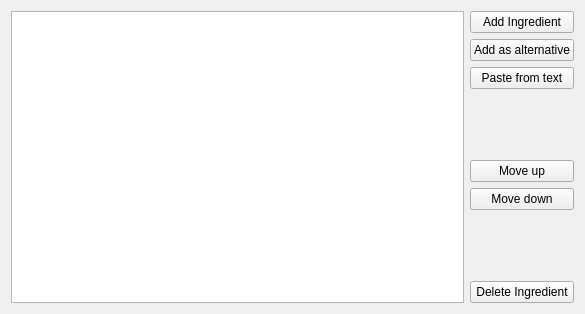
Before: the Qt Designer form src/dialogs/recipeinput/ingredientseditor.ui in KDE/krecipes, drawn with Qt 5.
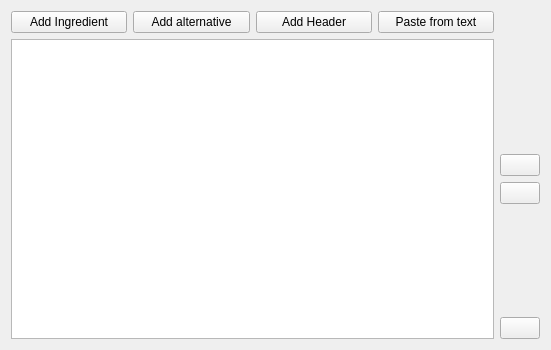
After: the same form once the commit is applied. Icons and pictures are not drawn. Custom widgets are drawn as their Qt base class.

Commit message: Redesign the new ingredients editor *.ui

Diff of the .ui file:
```diff
--- a/src/dialogs/recipeinput/ingredientseditor.ui
+++ b/src/dialogs/recipeinput/ingredientseditor.ui
@@ -6,25 +6,20 @@
    <rect>
     <x>0</x>
     <y>0</y>
-    <width>585</width>
-    <height>314</height>
+    <width>551</width>
+    <height>350</height>
    </rect>
   </property>
   <property name="windowTitle">
    <string>Form</string>
   </property>
+  <layout class="QHBoxLayout" name="horizontalLayout_2">
+   <item>
+    <layout class="QVBoxLayout" name="verticalLayout_2">
+     <item>
   <layout class="QHBoxLayout" name="horizontalLayout">
    <item>
-    <widget class="QTreeView" name="m_treeView">
-     <property name="rootIsDecorated">
-      <bool>false</bool>
-     </property>
-    </widget>
-   </item>
-   <item>
-    <layout class="QVBoxLayout" name="verticalLayout">
-     <item>
-      <widget class="QPushButton" name="m_addButton">
+        <widget class="QPushButton" name="m_addIngredientButton">
        <property name="text">
         <string>Add Ingredient</string>
        </property>
@@ -38,7 +33,7 @@
      <item>
       <widget class="QPushButton" name="m_addAltButton">
        <property name="text">
-        <string>Add as alternative</string>
+          <string>Add alternative</string>
        </property>
        <property name="icon">
         <iconset theme="view-list-details">
@@ -46,6 +41,16 @@
        </property>
       </widget>
      </item>
+       <item>
+        <widget class="KPushButton" name="m_addHeaderButton">
+         <property name="text">
+          <string>Add Header</string>
+         </property>
+         <property name="icon">
+          <iconset theme="list-add"/>
+         </property>
+        </widget>
+       </item>
      <item>
       <widget class="QPushButton" name="m_ingParserButton">
        <property name="text">
@@ -57,24 +62,50 @@
        </property>
       </widget>
      </item>
+      </layout>
+     </item>
      <item>
-      <spacer name="verticalSpacer">
+      <widget class="QTreeView" name="m_treeView">
+       <property name="rootIsDecorated">
+        <bool>false</bool>
+       </property>
+      </widget>
+     </item>
+    </layout>
+   </item>
+   <item>
+    <layout class="QVBoxLayout" name="verticalLayout">
+     <item>
+      <spacer name="verticalSpacer_3">
        <property name="orientation">
         <enum>Qt::Vertical</enum>
        </property>
+       <property name="sizeType">
+        <enum>QSizePolicy::Fixed</enum>
+       </property>
        <property name="sizeHint" stdset="0">
         <size>
          <width>20</width>
-         <height>40</height>
+         <height>36</height>
+        </size>
+       </property>
+      </spacer>
+     </item>
+     <item>
+      <spacer name="verticalSpacer_2">
+       <property name="orientation">
+        <enum>Qt::Vertical</enum>
+       </property>
+       <property name="sizeHint" stdset="0">
+        <size>
+         <width>18</width>
+         <height>30</height>
         </size>
        </property>
       </spacer>
      </item>
      <item>
       <widget class="QPushButton" name="m_moveUpButton">
-       <property name="text">
-        <string>Move up</string>
-       </property>
        <property name="icon">
         <iconset theme="arrow-up">
          <normaloff>../../../../../../</normaloff>../../../../../../</iconset>
@@ -83,9 +114,6 @@
      </item>
      <item>
       <widget class="QPushButton" name="m_moveDownButton">
-       <property name="text">
-        <string>Move down</string>
-       </property>
        <property name="icon">
         <iconset theme="arrow-down">
          <normaloff>../../../../../../</normaloff>../../../../../../</iconset>
@@ -93,23 +121,20 @@
       </widget>
      </item>
      <item>
-      <spacer name="verticalSpacer_2">
+      <spacer name="verticalSpacer">
        <property name="orientation">
         <enum>Qt::Vertical</enum>
        </property>
        <property name="sizeHint" stdset="0">
         <size>
-         <width>20</width>
-         <height>40</height>
+         <width>18</width>
+         <height>30</height>
         </size>
        </property>
       </spacer>
      </item>
      <item>
       <widget class="QPushButton" name="m_deleteButton">
-       <property name="text">
-        <string>Delete Ingredient</string>
-       </property>
        <property name="icon">
         <iconset theme="list-remove">
          <normaloff>../../../../../../</normaloff>../../../../../../</iconset>
@@ -120,6 +145,13 @@
    </item>
   </layout>
  </widget>
+ <customwidgets>
+  <customwidget>
+   <class>KPushButton</class>
+   <extends>QPushButton</extends>
+   <header>kpushbutton.h</header>
+  </customwidget>
+ </customwidgets>
  <resources/>
  <connections/>
 </ui>
```
Lines whose indentation alone changed are shown as unchanged.
